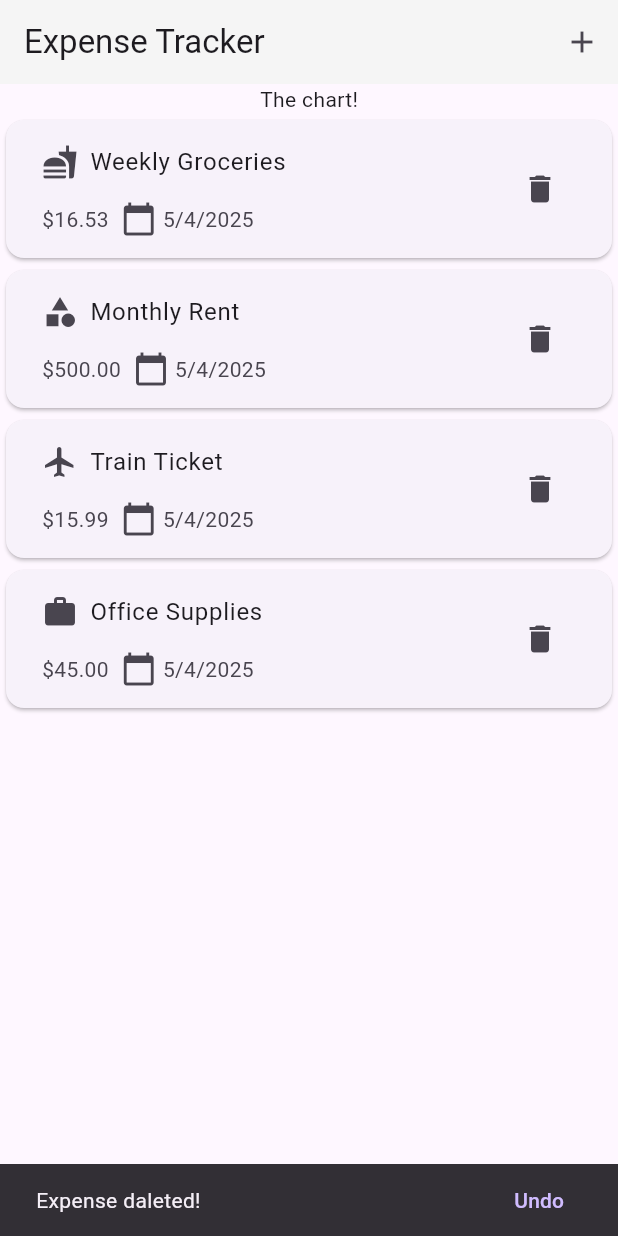
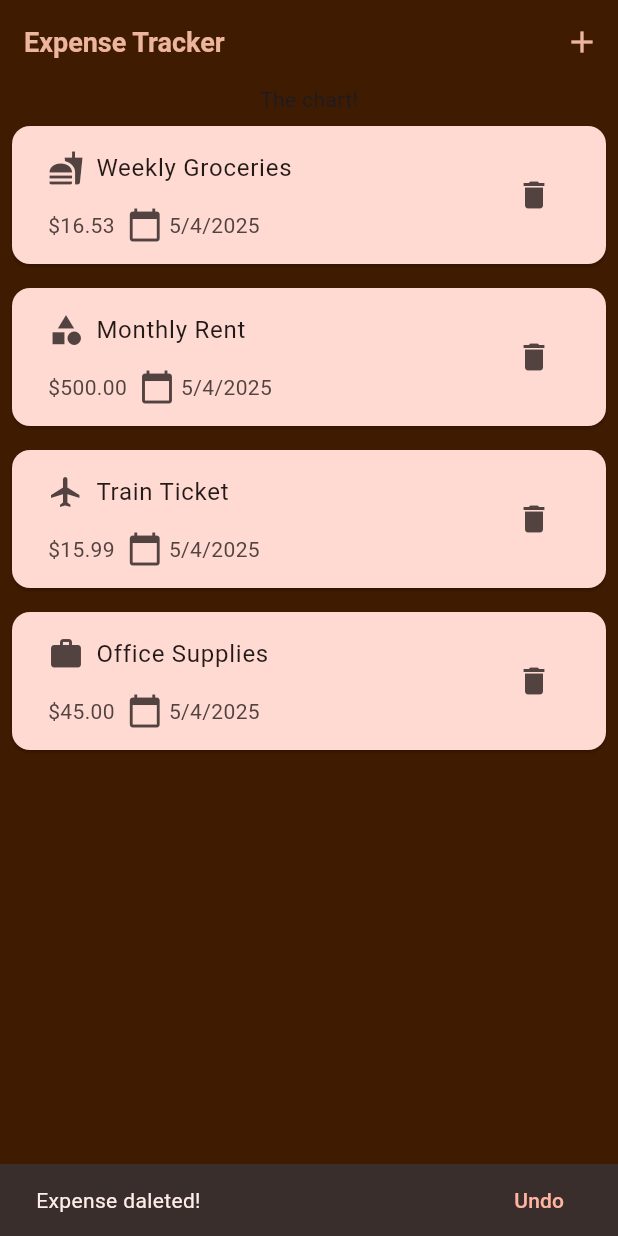
Before and after one commit to mhdrezaei/expense-tracker-flutter, a Flutter app: the screen it shows after launch, after a tap on the "delete" icon, on a phone screen of 412 x 824 dp. Run offline on Flutter 3.47's test engine with Material 3 defaults, Android fonts, the phone set to English and light mode, and no system bars.

Commit message:
add theme to the App

```diff
--- a/lib/main.dart
+++ b/lib/main.dart
@@ -1,6 +1,45 @@
 import 'package:expense_tracker/widget/expenses.dart';
 import 'package:flutter/material.dart';
 
+var kColorScheme = ColorScheme.fromSeed(
+  seedColor: const Color.fromARGB(255, 194, 114, 94),
+);
+var kDarkColorScheme = ColorScheme.fromSeed(
+  seedColor: const Color.fromARGB(255, 233, 50, 4),
+);
 void main() {
-  runApp(MaterialApp(home: Expenses()));
+  runApp(
+    MaterialApp(
+      darkTheme: ThemeData.dark().copyWith(
+        useMaterial3: true,
+        colorScheme: kDarkColorScheme,
+      ),
+      theme: ThemeData().copyWith(
+        useMaterial3: true,
+        scaffoldBackgroundColor: const Color.fromARGB(255, 63, 27, 1),
+        colorScheme: kColorScheme,
+        appBarTheme: AppBarTheme().copyWith(
+          backgroundColor: kColorScheme.onPrimary,
+          foregroundColor: kColorScheme.primaryContainer,
+        ),
+        cardTheme: CardTheme().copyWith(
+          color: kColorScheme.secondaryContainer,
+          margin: EdgeInsets.all(8),
+        ),
+        elevatedButtonTheme: ElevatedButtonThemeData(
+          style: ElevatedButton.styleFrom(
+            backgroundColor: kColorScheme.primaryContainer,
+          ),
+        ),
+        textTheme: ThemeData().textTheme.copyWith(
+          titleLarge: TextStyle(
+            fontWeight: FontWeight.bold,
+            color: kColorScheme.onSecondary,
+            fontSize: 18,
+          ),
+        ),
+      ),
+      home: Expenses(),
+    ),
+  );
 }
--- a/lib/widget/expenses.dart
+++ b/lib/widget/expenses.dart
@@ -91,7 +91,8 @@ class _ExpensesState extends State<Expenses> {
     return Scaffold(
       appBar: AppBar(
         title: const Text('Expense Tracker'),
-        backgroundColor: Colors.grey[100],
+        foregroundColor: Color.fromARGB(255, 238, 181, 157),
+        backgroundColor: Color.fromARGB(255, 63, 27, 1),
         actions: [
           IconButton(
             icon: const Icon(Icons.add),
--- a/lib/widget/expenses_list/expenses_list.dart
+++ b/lib/widget/expenses_list/expenses_list.dart
@@ -17,6 +17,7 @@ class ExpensesList extends StatelessWidget {
       itemCount: expenses.length,
       itemBuilder: (ctx, index) {
         return Dismissible(
+          background: Container(color: Theme.of(context).colorScheme.error),
           key: ValueKey(expenses[index]),
           onDismissed: (direction) {
             onRemoveExpense(expenses[index]);
```
